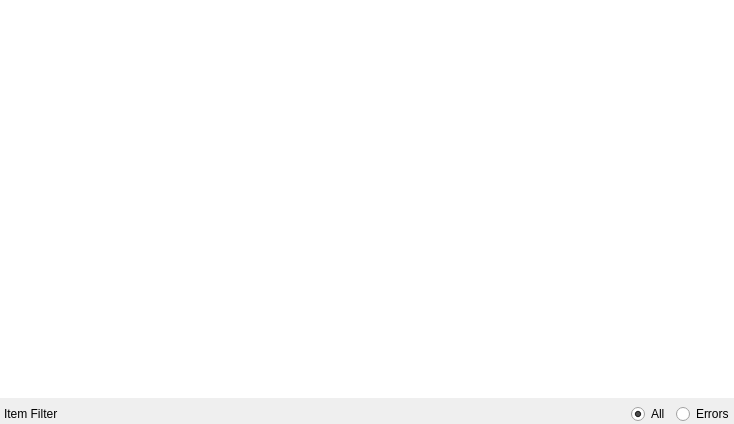
Qt form Include/iqtfpf/CHotfolderGuiComp.ui (naskin-gmg/AcfSln) before a commit.
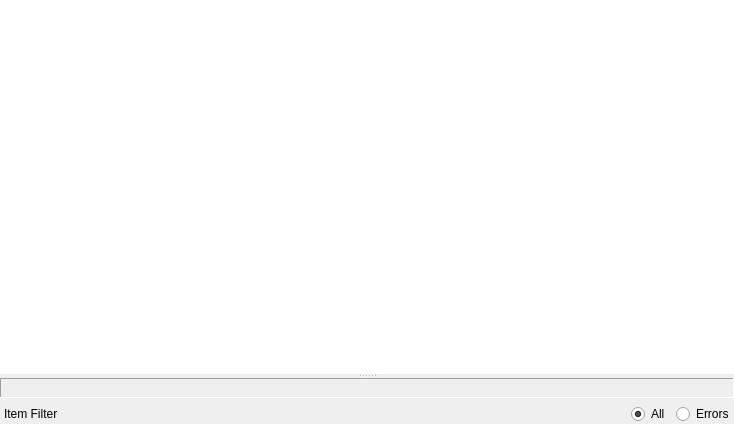
The same form after that commit.

Commit message: Hotfolder preview redesigned.

```diff
--- a/Include/iqtfpf/CHotfolderGuiComp.ui
+++ b/Include/iqtfpf/CHotfolderGuiComp.ui
@@ -19,11 +19,15 @@
   <property name="windowTitle">
    <string>Hotfolder View</string>
   </property>
-  <layout class="QVBoxLayout" name="verticalLayout">
+  <layout class="QVBoxLayout" name="verticalLayout_2">
    <property name="margin">
     <number>0</number>
    </property>
    <item>
+    <widget class="QSplitter" name="splitter">
+     <property name="orientation">
+      <enum>Qt::Vertical</enum>
+     </property>
     <widget class="QTreeWidget" name="FileList">
      <property name="sizePolicy">
       <sizepolicy hsizetype="Preferred" vsizetype="Expanding">
@@ -121,6 +125,20 @@
        <string>File</string>
       </property>
      </column>
+     </widget>
+     <widget class="QFrame" name="PreviewFrame">
+      <property name="frameShape">
+       <enum>QFrame::Panel</enum>
+      </property>
+      <property name="frameShadow">
+       <enum>QFrame::Sunken</enum>
+      </property>
+      <layout class="QVBoxLayout" name="verticalLayout">
+       <property name="margin">
+        <number>4</number>
+       </property>
+      </layout>
+     </widget>
     </widget>
    </item>
    <item>
```
Lines whose indentation alone changed are shown as unchanged. The commit also changes 2 other files.
